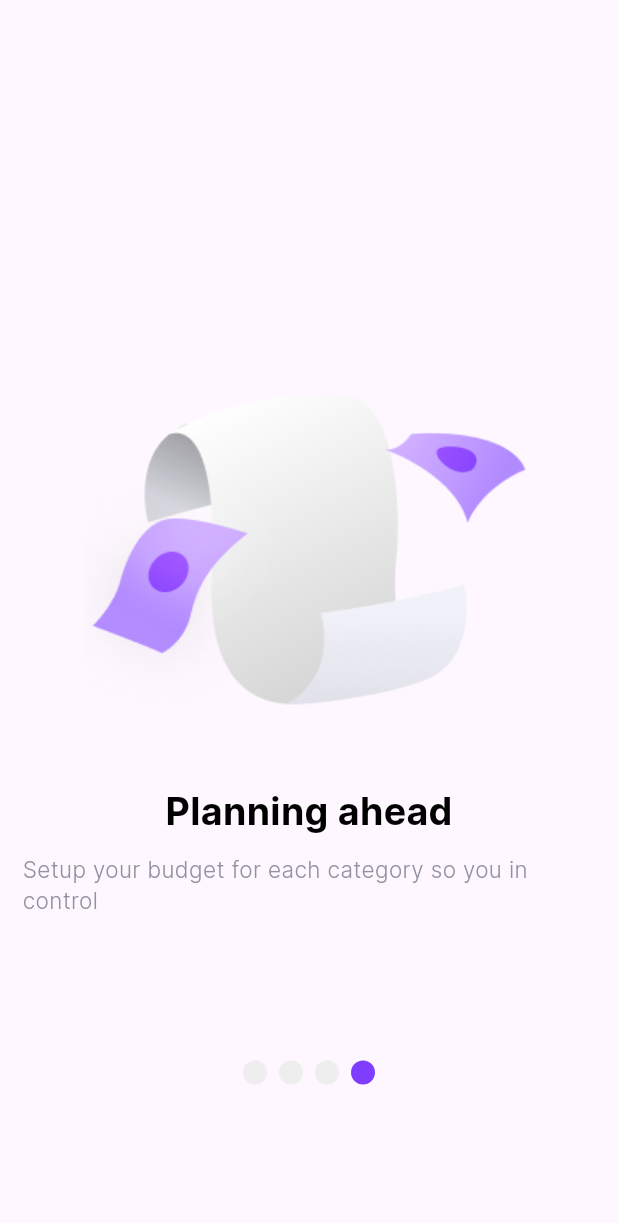
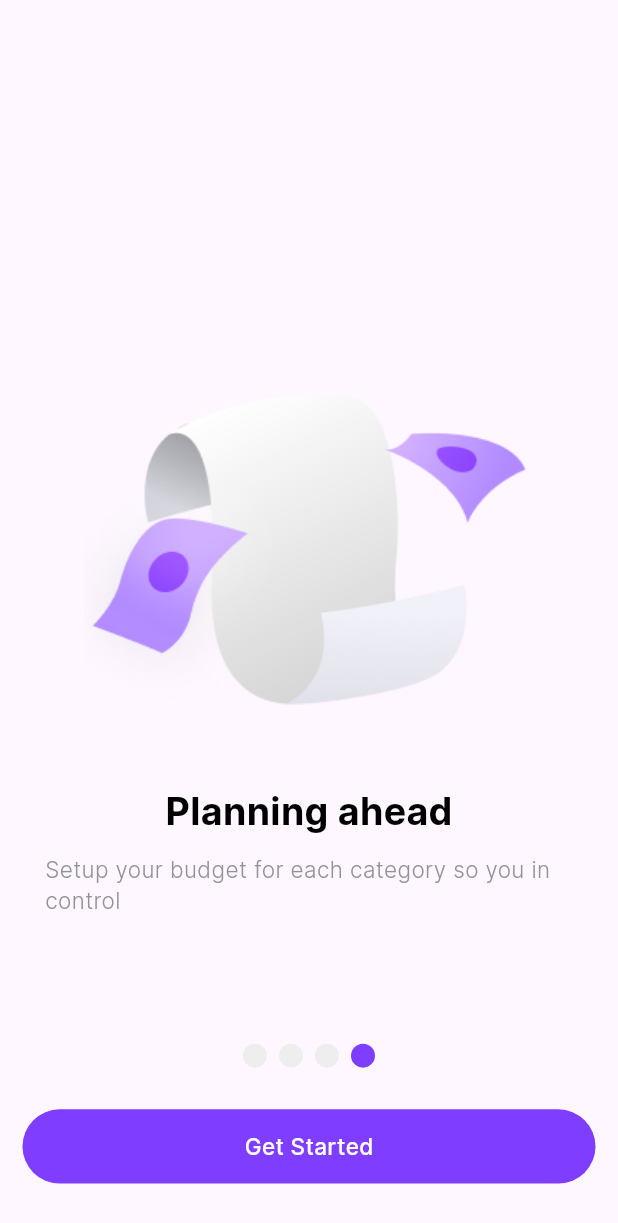
Before and after one commit to IT20024536/expenz-app, a Flutter app: the screen it shows after launch, swiped to page 4, on a phone screen of 412 x 824 dp. Shown: the top 1223 px of the screen. Run offline on Flutter 3.47's test engine with Material 3 defaults, Android fonts, the phone set to English and light mode, and no system bars; drawn by our look-alikes of smooth_page_indicator.

Commit message:
splash screens complete

```diff
--- a/lib/screens/onboarding_screen.dart
+++ b/lib/screens/onboarding_screen.dart
@@ -1,9 +1,13 @@
 import 'package:expenz/data/onboarding_data.dart';
 import 'package:expenz/screens/onboarding/front_page.dart';
 import 'package:expenz/screens/onboarding/shared_onboarding_screen.dart';
+import 'package:expenz/screens/user_data_screen.dart';
 import 'package:expenz/utils/colors.dart';
+import 'package:expenz/utils/constants.dart';
 import 'package:flutter/material.dart';
 import 'package:smooth_page_indicator/smooth_page_indicator.dart';
+
+import '../widgets/custom_button.dart';
 
 class OnboardingScreen extends StatefulWidget {
   const OnboardingScreen({super.key});
@@ -13,35 +17,48 @@ class OnboardingScreen extends StatefulWidget {
 }
 
 class _OnboardingScreenState extends State<OnboardingScreen> {
-
   final PageController _controller = PageController();
+  bool showDetailsPage = false;
 
   @override
   Widget build(BuildContext context) {
     return Scaffold(
-      body: Column(
+      body: Padding(
+        padding: const EdgeInsets.all(kDefalutPadding),
+        child: Column(
           children: [
             Expanded(
               child: Stack(
                 children: [
                   PageView(
                     controller: _controller,
+                    onPageChanged: (index) {
+                      setState(() {
+                        showDetailsPage = index == 3;
+                      });
+                    },
                     children: [
                       FrontPage(),
                       SharedOnboardingScreen(
                         title: OnboardingData.onboardingDataList[0].title,
-                      imagePath: OnboardingData.onboardingDataList[0].imagePath,
-                      description: OnboardingData.onboardingDataList[0].description,
+                        imagePath:
+                            OnboardingData.onboardingDataList[0].imagePath,
+                        description:
+                            OnboardingData.onboardingDataList[0].description,
                       ),
                       SharedOnboardingScreen(
                         title: OnboardingData.onboardingDataList[1].title,
-                      imagePath: OnboardingData.onboardingDataList[1].imagePath,
-                      description: OnboardingData.onboardingDataList[1].description,
+                        imagePath:
+                            OnboardingData.onboardingDataList[1].imagePath,
+                        description:
+                            OnboardingData.onboardingDataList[1].description,
                       ),
                       SharedOnboardingScreen(
                         title: OnboardingData.onboardingDataList[2].title,
-                      imagePath: OnboardingData.onboardingDataList[2].imagePath,
-                      description: OnboardingData.onboardingDataList[2].description,
+                        imagePath:
+                            OnboardingData.onboardingDataList[2].imagePath,
+                        description:
+                            OnboardingData.onboardingDataList[2].description,
                       ),
                     ],
                   ),
@@ -56,11 +73,48 @@ class _OnboardingScreenState extends State<OnboardingScreen> {
                       ),
                     ),
                   ),
+                  Positioned(
+                    bottom: 20,
+                    right: 0,
+                    left: 0,
+                    child:
+                        !showDetailsPage
+                            ? GestureDetector(
+                              onTap: () {
+                                _controller.animateToPage(
+                                  _controller.page!.toInt() + 1,
+                                  duration: Duration(milliseconds: 400),
+                                  curve: Curves.easeInOut,
+                                );
+                              },
+                              child: CustomButton(
+                                buttonName:
+                                    showDetailsPage ? "Get Started" : "Next",
+                                buttonColor: kMainColor,
+                              ),
+                            )
+                            : GestureDetector(
+                              onTap: () {
+                                Navigator.push(
+                                  context,
+                                  MaterialPageRoute(
+                                    builder: (context) => UserDataScreen(),
+                                  ),
+                                );
+                              },
+                              child: CustomButton(
+                                buttonName:
+                                    showDetailsPage ? "Get Started" : "Next",
+                                buttonColor: kMainColor,
+                              ),
+                            ),
+                  ),
                 ],
               ),
             ),
           ],
         ),
+      ),
     );
   }
 }
--- a/lib/widgets/custom_button.dart
+++ b/lib/widgets/custom_button.dart
@@ -1,3 +1,4 @@
+import 'package:expenz/utils/colors.dart';
 import 'package:flutter/material.dart';
 
 class CustomButton extends StatelessWidget {
@@ -14,6 +15,7 @@ class CustomButton extends StatelessWidget {
   @override
   Widget build(BuildContext context) {
     return Container(
+      height: MediaQuery.of(context).size.height*0.06,
       decoration: BoxDecoration(
         borderRadius: BorderRadius.circular(100),
         color: buttonColor,
@@ -22,7 +24,8 @@ class CustomButton extends StatelessWidget {
         child: Text(
           buttonName,
           style: TextStyle(
-            fontSize: 10,
+            color: kWhite,
+            fontSize: 15,
             fontWeight: FontWeight.w500,
           ),
         ),
```
Also changed, not shown: lib/screens/user_data_screen.dart (added, +15 -0 lines). Lines whose indentation alone changed are shown as unchanged.
